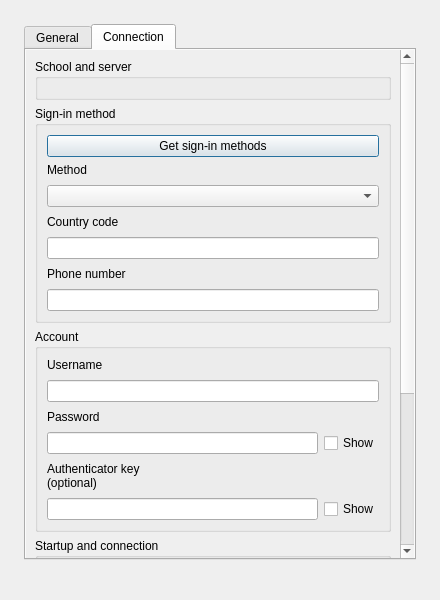
Qt form presentation/dialogs/settingwindow/settingwindow.ui (wtalioy/JustConnect) before a commit.
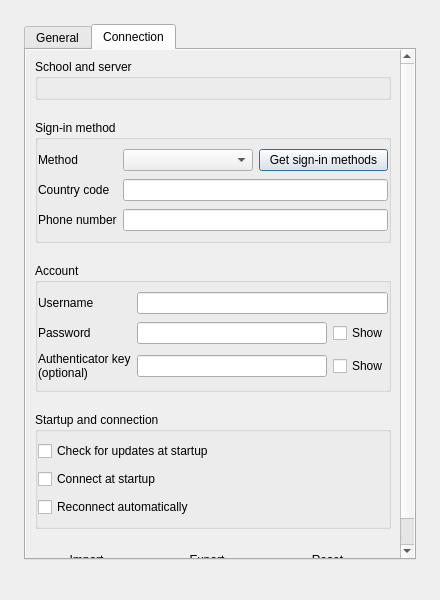
The same form after that commit. The open tabs and pages were chosen to show the change.

Commit message: refactor: simplify connection settings and optional trust fields

Patch:
```diff
--- a/presentation/dialogs/settingwindow/settingwindow.ui
+++ b/presentation/dialogs/settingwindow/settingwindow.ui
@@ -59,13 +59,6 @@
            <string>Sign-in method</string>
           </property>
           <layout class="QVBoxLayout" name="authLayout">
-           <item>
-            <widget class="QPushButton" name="authSelectPushButton">
-             <property name="text">
-              <string>Get sign-in methods</string>
-             </property>
-            </widget>
-           </item>
            <item>
             <layout class="QFormLayout" name="authForm">
              <item row="0" column="0">
@@ -82,8 +75,33 @@
               </widget>
              </item>
              <item row="0" column="1">
-              <widget class="QComboBox" name="authTypeComboBox">
+              <widget class="QWidget" name="authMethodRow">
+               <layout class="QHBoxLayout" name="authMethodLayout">
+                <property name="leftMargin">
+                 <number>0</number>
+                </property>
+                <property name="topMargin">
+                 <number>0</number>
+                </property>
+                <property name="rightMargin">
+                 <number>0</number>
+                </property>
+                <property name="bottomMargin">
+                 <number>0</number>
+                </property>
+                <item>
+                 <widget class="QComboBox" name="authTypeComboBox">
                </widget>
+                </item>
+                <item>
+                 <widget class="QPushButton" name="authSelectPushButton">
+                  <property name="text">
+                   <string>Get sign-in methods</string>
+                  </property>
+                 </widget>
+                </item>
+               </layout>
+              </widget>
              </item>
              <item row="3" column="0">
               <widget class="QLabel" name="authFormLabel3">
@@ -118,7 +136,7 @@
               <widget class="QLineEdit" name="phoneNumberLineEdit" />
              </item>
              <property name="rowWrapPolicy">
-              <enum>QFormLayout::WrapAllRows</enum>
+              <enum>QFormLayout::WrapLongRows</enum>
              </property>
              <property name="fieldGrowthPolicy">
               <enum>QFormLayout::AllNonFixedFieldsGrow</enum>
@@ -128,6 +146,12 @@
              </property>
             </layout>
            </item>
+           <property name="leftMargin">
+            <number>0</number>
+           </property>
+           <property name="rightMargin">
+            <number>0</number>
+           </property>
           </layout>
          </widget>
         </item>
@@ -250,7 +274,7 @@
             </widget>
            </item>
            <property name="rowWrapPolicy">
-            <enum>QFormLayout::WrapAllRows</enum>
+            <enum>QFormLayout::WrapLongRows</enum>
            </property>
            <property name="fieldGrowthPolicy">
             <enum>QFormLayout::AllNonFixedFieldsGrow</enum>
@@ -258,6 +282,12 @@
            <property name="verticalSpacing">
             <number>8</number>
            </property>
+           <property name="leftMargin">
+            <number>0</number>
+           </property>
+           <property name="rightMargin">
+            <number>0</number>
+           </property>
           </layout>
          </widget>
         </item>
@@ -289,7 +319,7 @@
             </widget>
            </item>
            <property name="rowWrapPolicy">
-            <enum>QFormLayout::WrapAllRows</enum>
+            <enum>QFormLayout::WrapLongRows</enum>
            </property>
            <property name="fieldGrowthPolicy">
             <enum>QFormLayout::AllNonFixedFieldsGrow</enum>
@@ -297,42 +327,85 @@
            <property name="verticalSpacing">
             <number>8</number>
            </property>
+           <property name="leftMargin">
+            <number>0</number>
+           </property>
+           <property name="rightMargin">
+            <number>0</number>
+           </property>
           </layout>
          </widget>
         </item>
         <item>
-         <widget class="QGroupBox" name="profileGroup">
-          <property name="title">
-           <string>Profile file</string>
-          </property>
-          <layout class="QVBoxLayout" name="profileActions">
+         <widget class="QWidget" name="profileGroup">
+          <layout class="QHBoxLayout" name="profileActions">
            <item>
             <widget class="QPushButton" name="importPushButton">
              <property name="text">
               <string>Import…</string>
              </property>
+             <property name="toolTip">
+              <string>Import profile</string>
+             </property>
+             <property name="flat">
+              <bool>true</bool>
+             </property>
             </widget>
            </item>
            <item>
             <widget class="QPushButton" name="exportPushButton">
              <property name="text">
-              <string>Export saved…</string>
+              <string>Export…</string>
+             </property>
+             <property name="toolTip">
+              <string>Export saved profile</string>
+             </property>
+             <property name="flat">
+              <bool>true</bool>
              </property>
             </widget>
            </item>
            <item>
             <widget class="QPushButton" name="resetDefaultPushButton">
              <property name="text">
-              <string>Reset draft…</string>
+              <string>Reset…</string>
+             </property>
+             <property name="toolTip">
+              <string>Reset draft</string>
+             </property>
+             <property name="flat">
+              <bool>true</bool>
              </property>
             </widget>
            </item>
+           <property name="leftMargin">
+            <number>0</number>
+           </property>
+           <property name="topMargin">
+            <number>0</number>
+           </property>
+           <property name="rightMargin">
+            <number>0</number>
+           </property>
+           <property name="bottomMargin">
+            <number>0</number>
+           </property>
           </layout>
          </widget>
         </item>
         <property name="sizeConstraint">
          <enum>QLayout::SetMinAndMaxSize</enum>
         </property>
+        <property name="spacing">
+         <number>20</number>
+        </property>
+        <item>
+         <spacer name="connectionPageSpacer">
+          <property name="orientation">
+           <enum>Qt::Vertical</enum>
+          </property>
+         </spacer>
+        </item>
        </layout>
       </widget>
      </widget>
```
Left out of the diff: 9 changed lines with no effect on the pictures. The commit also changes 12 other files.
